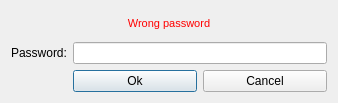
This is src/gui/ui/passworddialog.ui in mygirl8893/Catalyst-Classic-3.0.4 as Qt 5 draws it before an edit. The edited form follows.
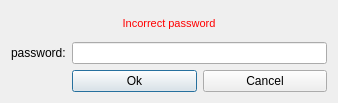
This is the edited form.

```diff
--- a/src/gui/ui/passworddialog.ui
+++ b/src/gui/ui/passworddialog.ui
@@ -55,7 +55,7 @@
       </sizepolicy>
      </property>
      <property name="text">
-      <string>Password:</string>
+      <string>password:</string>
      </property>
     </widget>
    </item>
@@ -84,7 +84,7 @@
       <string notr="true">color: #ff0000; font: 11px;</string>
      </property>
      <property name="text">
-      <string>Wrong password</string>
+      <string>Incorrect password</string>
      </property>
      <property name="alignment">
       <set>Qt::AlignCenter</set>
```
Left out of the diff: 2 changed lines with no effect on the pictures.
